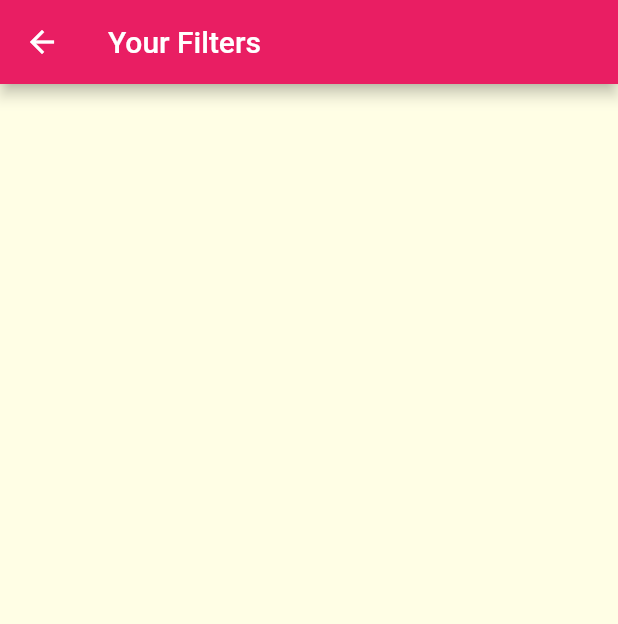
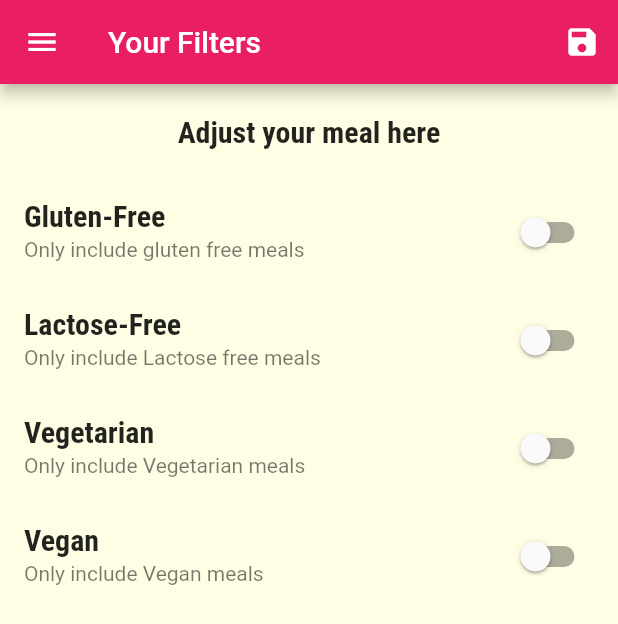
Before and after one commit to CHAITANYA9999999/MEALS-APP, a Flutter app: the FilterScreen screen opened by its route, on a phone screen of 412 x 824 dp. Shown: the top 624 px of the screen. Run offline on Flutter 3.47's test engine with Material 2 defaults, Android fonts, the phone set to English and light mode, and no system bars; missing offline and left inert: dart:ffi; Roboto replaces fonts that are missing (Raleway).

Commit message:
DAY-5 COMPLETED

```diff
--- a/lib/main.dart
+++ b/lib/main.dart
@@ -1,14 +1,51 @@
 import 'package:flutter/material.dart';
 import 'package:meals_app/screens/category_meals_screen.dart';
-import 'package:meals_app/models/category.dart';
 import 'screens/categories_screen.dart';
 import 'screens/meal_detail_screen.dart';
 import './screens/tabs_screeen.dart';
 import './screens/filter_screen.dart';
+import './dummay_data.dart';
+import './models/meal.dart';
 
 void main() => runApp(MyApp());
 
-class MyApp extends StatelessWidget {
+class MyApp extends StatefulWidget {
+  @override
+  State<MyApp> createState() => _MyAppState();
+}
+
+class _MyAppState extends State<MyApp> {
+  Map<String, bool> _filters = {
+    'gluten': false,
+    'lactose': false,
+    'vegetarian': false,
+    'vegan': false,
+  };
+
+  List<Meal> _availableMeal = DUMMY_MEALS;
+
+  void _setFilters(Map<String, bool> filterData) {
+    setState(() {
+      _filters = filterData;
+
+      _availableMeal = DUMMY_MEALS.where((element) {
+        if (_filters['gluten'] == true && element.isGlutenFree == false) {
+          return false;
+        }
+        if (_filters['lactose'] == true && element.isLactoseFree == false) {
+          return false;
+        }
+        if (_filters['vegan'] == true && element.isVegan == false) {
+          return false;
+        }
+        if (_filters['vegetarian'] == true && element.isVegetarian == false) {
+          return false;
+        }
+        return true;
+      }).toList();
+    });
+  }
+
   @override
   Widget build(BuildContext context) {
     return MaterialApp(
@@ -35,9 +72,14 @@ class MyApp extends StatelessWidget {
       initialRoute: '/',
       routes: {
         '/': (context) => TabScreen(),
-        CategoryMealScreen.routeName: ((context) => CategoryMealScreen()),
+        CategoryMealScreen.routeName: ((context) => CategoryMealScreen(
+              availableMeals: _availableMeal,
+            )),
         MealDetailScreen.routeName: (context) => MealDetailScreen(),
-        FilterScreen.routeName: (context) => FilterScreen(),
+        FilterScreen.routeName: (context) => FilterScreen(
+              saveFilters: _setFilters,
+              savedFilters: _filters,
+            ),
       },
 
       //*If you are trying to reach a route that is not registered on
--- a/lib/screens/category_meals_screen.dart
+++ b/lib/screens/category_meals_screen.dart
@@ -1,5 +1,4 @@
 import 'package:flutter/material.dart';
-import 'package:meals_app/dummay_data.dart';
 import '../models/meal.dart';
 import '../widgets/meal_item.dart';
 
@@ -8,8 +7,11 @@ class CategoryMealScreen extends StatefulWidget {
   // final String categoryTitle;
   // const displayedMealcreen(
   //     {super.key, required this.categoryId, required this.categoryTitle});
+  final List<Meal> availableMeals;
 
   static const routeName = '/category-meals';
+
+  const CategoryMealScreen({super.key, required this.availableMeals});
 
   @override
   State<CategoryMealScreen> createState() => _CategoryMealScreenState();
@@ -33,7 +35,7 @@ class _CategoryMealScreenState extends State<CategoryMealScreen> {
       categoryTitle = routeArgs['title'] as String?;
       final categoryId = routeArgs['id'];
 
-      displayedMeal = DUMMY_MEALS.where(((element) {
+      displayedMeal = widget.availableMeals.where(((element) {
         return (element.categories.contains(categoryId));
       })).toList();
       _loadedInitData = true;
--- a/lib/screens/filter_screen.dart
+++ b/lib/screens/filter_screen.dart
@@ -1,30 +1,102 @@
-import 'package:flutter/cupertino.dart';
 import 'package:flutter/material.dart';
-import 'package:flutter/src/widgets/container.dart';
-import 'package:flutter/src/widgets/framework.dart';
+import '../widgets/main_drawer.dart';
 
 class FilterScreen extends StatefulWidget {
   static const routeName = '/filter-screen';
-  const FilterScreen({super.key});
+  final Function saveFilters;
+  final Map<String, bool> savedFilters;
+  const FilterScreen(
+      {super.key, required this.saveFilters, required this.savedFilters});
 
   @override
   State<FilterScreen> createState() => _FilterScreenState();
 }
 
 class _FilterScreenState extends State<FilterScreen> {
-  bool _isGlutenFree = false;
-  bool _isVegeterain = false;
-  bool _isVegan = false;
-  bool _isLactoseFree = false;
+  SwitchListTile _buildSwitchListTile(
+    String title,
+    String description,
+    bool currentvalue,
+    Function(bool) updateValue,
+  ) {
+    //*It is a listTile with a switch
+    return SwitchListTile(
+      value: currentvalue,
+      onChanged: updateValue,
+      title: Text(title),
+      subtitle: Text(description),
+    );
+  }
 
   @override
   Widget build(BuildContext context) {
     return Scaffold(
+        drawer: MainDrawer(),
         appBar: AppBar(
           title: Text('Your Filters'),
+          actions: [
+            IconButton(
+                onPressed: (() {
+                  widget.saveFilters(widget.savedFilters);
+                }),
+                icon: Icon(Icons.save))
+          ],
         ),
         body: Column(
-          children: [Container()],
+          children: [
+            Container(
+              padding: EdgeInsets.all(20),
+              child: Text(
+                'Adjust your meal here',
+                style: Theme.of(context).textTheme.titleMedium,
+              ),
+            ),
+            Expanded(
+                child: ListView(
+              children: [
+                _buildSwitchListTile(
+                  'Gluten-Free',
+                  'Only include gluten free meals',
+                  widget.savedFilters['gluten'] as bool,
+                  (newValue) {
+                    setState(() {
+                      widget.savedFilters['gluten'] = newValue;
+                    });
+                  },
+                ),
+                _buildSwitchListTile(
+                  'Lactose-Free',
+                  'Only include Lactose free meals',
+                  widget.savedFilters['lactose'] as bool,
+                  (newValue) {
+                    setState(() {
+                      widget.savedFilters['lactose'] = newValue;
+                    });
+                  },
+                ),
+                _buildSwitchListTile(
+                  'Vegetarian',
+                  'Only include Vegetarian meals',
+                  widget.savedFilters['vegetarian'] as bool,
+                  (newValue) {
+                    setState(() {
+                      widget.savedFilters['vegetarian'] = newValue;
+                    });
+                  },
+                ),
+                _buildSwitchListTile(
+                  'Vegan',
+                  'Only include Vegan meals',
+                  widget.savedFilters['vegan'] as bool,
+                  (newValue) {
+                    setState(() {
+                      widget.savedFilters['vegan'] = newValue;
+                    });
+                  },
+                ),
+              ],
+            ))
+          ],
         ));
   }
 }
```
